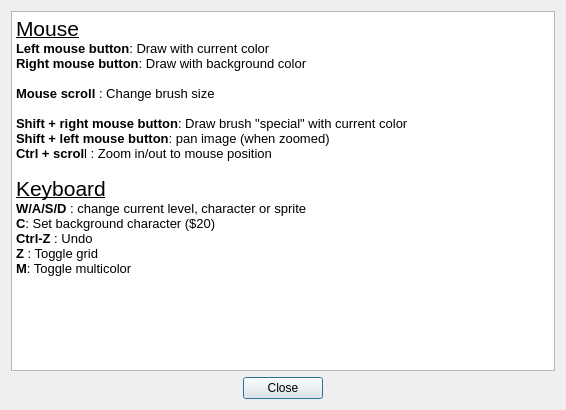
Before: the Qt Designer form source/dialogimagehelp.ui in leuat/TRSE, drawn with Qt 5.
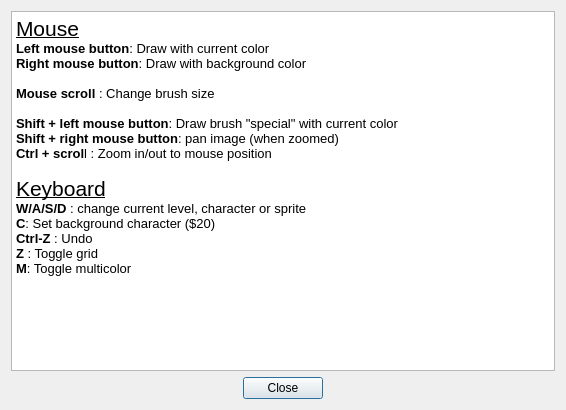
After: the same form once the commit is applied.

Commit message: Fixed and rewritten document style - no more threading, no more crashes

```diff
--- a/source/dialogimagehelp.ui
+++ b/source/dialogimagehelp.ui
@@ -29,8 +29,8 @@
 &lt;p style=&quot;-qt-paragraph-type:empty; margin-top:0px; margin-bottom:0px; margin-left:0px; margin-right:0px; -qt-block-indent:0; text-indent:0px; font-size:10pt;&quot;&gt;&lt;br /&gt;&lt;/p&gt;
 &lt;p style=&quot; margin-top:0px; margin-bottom:0px; margin-left:0px; margin-right:0px; -qt-block-indent:0; text-indent:0px;&quot;&gt;&lt;span style=&quot; font-size:10pt; font-weight:600;&quot;&gt;Mouse scroll&lt;/span&gt;&lt;span style=&quot; font-size:10pt;&quot;&gt; : Change brush size&lt;/span&gt;&lt;/p&gt;
 &lt;p style=&quot;-qt-paragraph-type:empty; margin-top:0px; margin-bottom:0px; margin-left:0px; margin-right:0px; -qt-block-indent:0; text-indent:0px; font-size:10pt;&quot;&gt;&lt;br /&gt;&lt;/p&gt;
-&lt;p style=&quot; margin-top:0px; margin-bottom:0px; margin-left:0px; margin-right:0px; -qt-block-indent:0; text-indent:0px;&quot;&gt;&lt;span style=&quot; font-size:10pt; font-weight:600;&quot;&gt;Shift + right mouse button&lt;/span&gt;&lt;span style=&quot; font-size:10pt;&quot;&gt;: Draw brush &amp;quot;special&amp;quot; with current color&lt;/span&gt;&lt;/p&gt;
-&lt;p style=&quot; margin-top:0px; margin-bottom:0px; margin-left:0px; margin-right:0px; -qt-block-indent:0; text-indent:0px;&quot;&gt;&lt;span style=&quot; font-size:10pt; font-weight:600;&quot;&gt;Shift + left mouse button&lt;/span&gt;&lt;span style=&quot; font-size:10pt;&quot;&gt;: pan image (when zoomed)&lt;/span&gt;&lt;/p&gt;
+&lt;p style=&quot; margin-top:0px; margin-bottom:0px; margin-left:0px; margin-right:0px; -qt-block-indent:0; text-indent:0px;&quot;&gt;&lt;span style=&quot; font-size:10pt; font-weight:600;&quot;&gt;Shift + left mouse button&lt;/span&gt;&lt;span style=&quot; font-size:10pt;&quot;&gt;: Draw brush &amp;quot;special&amp;quot; with current color&lt;/span&gt;&lt;/p&gt;
+&lt;p style=&quot; margin-top:0px; margin-bottom:0px; margin-left:0px; margin-right:0px; -qt-block-indent:0; text-indent:0px;&quot;&gt;&lt;span style=&quot; font-size:10pt; font-weight:600;&quot;&gt;Shift + right mouse button&lt;/span&gt;&lt;span style=&quot; font-size:10pt;&quot;&gt;: pan image (when zoomed)&lt;/span&gt;&lt;/p&gt;
 &lt;p style=&quot; margin-top:0px; margin-bottom:0px; margin-left:0px; margin-right:0px; -qt-block-indent:0; text-indent:0px;&quot;&gt;&lt;span style=&quot; font-size:10pt; font-weight:600;&quot;&gt;Ctrl + scrol&lt;/span&gt;&lt;span style=&quot; font-size:10pt;&quot;&gt;l : Zoom in/out to mouse position&lt;/span&gt;&lt;/p&gt;
 &lt;p style=&quot;-qt-paragraph-type:empty; margin-top:0px; margin-bottom:0px; margin-left:0px; margin-right:0px; -qt-block-indent:0; text-indent:0px; font-size:10pt;&quot;&gt;&lt;br /&gt;&lt;/p&gt;
 &lt;p style=&quot; margin-top:0px; margin-bottom:0px; margin-left:0px; margin-right:0px; -qt-block-indent:0; text-indent:0px;&quot;&gt;&lt;span style=&quot; font-size:16pt; text-decoration: underline;&quot;&gt;Keyboard&lt;/span&gt;&lt;/p&gt;
```
The commit also changes 18 other files.
